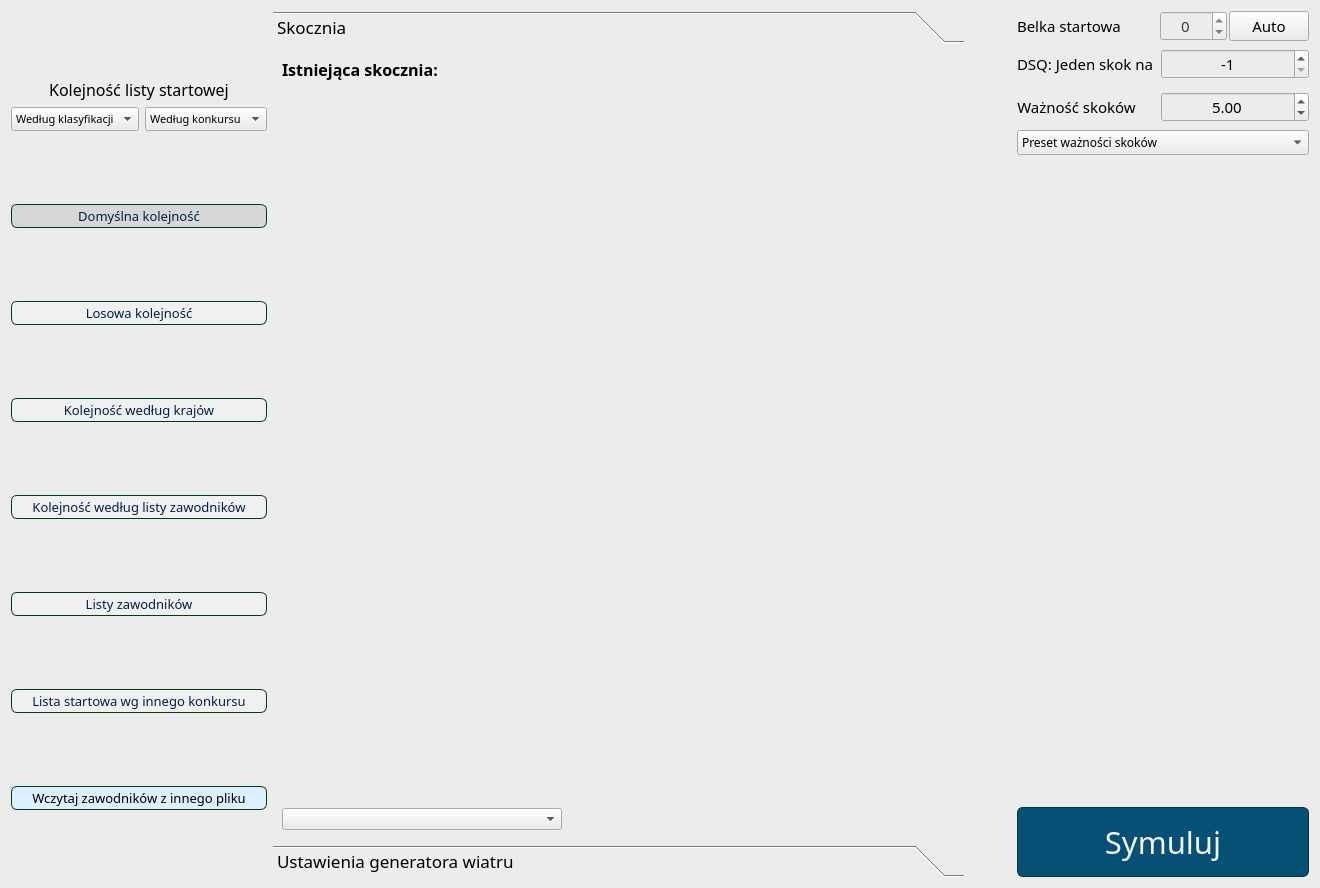
Old version of the form source/UI/Competition/CompetitionConfigWindow.ui in the repository KonradKrol/sj-sim.
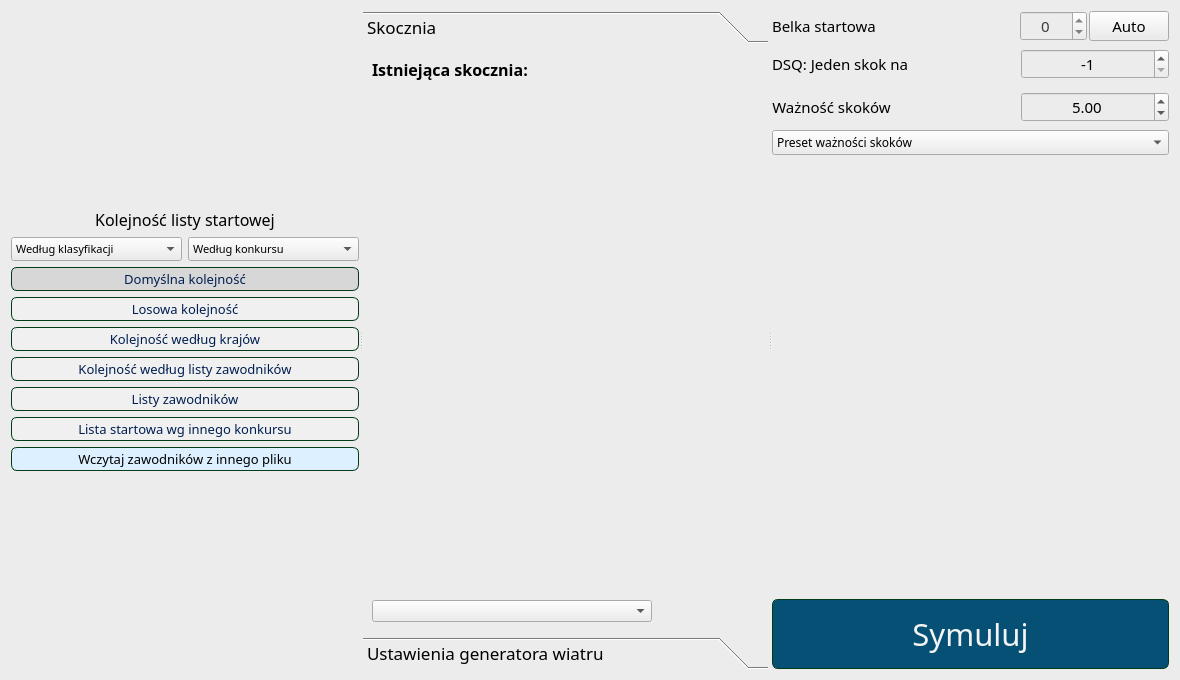
New version of the form.

Commit message: Make competition configuration responsive

What changed in the file:
```diff
--- a/source/UI/Competition/CompetitionConfigWindow.ui
+++ b/source/UI/Competition/CompetitionConfigWindow.ui
@@ -6,8 +6,8 @@
    <rect>
     <x>0</x>
     <y>0</y>
-    <width>1320</width>
-    <height>888</height>
+    <width>1180</width>
+    <height>680</height>
    </rect>
   </property>
   <property name="windowTitle">
@@ -18,9 +18,44 @@
   </property>
   <layout class="QVBoxLayout" name="verticalLayout">
    <item>
-    <layout class="QHBoxLayout" name="horizontalLayout" stretch="0,1,0,0">
-     <item>
-      <layout class="QVBoxLayout" name="verticalLayout_startList" stretch="0,0,0,0,0,0,0,0">
+    <widget class="QSplitter" name="splitter_configuration">
+     <property name="orientation">
+      <enum>Qt::Horizontal</enum>
+     </property>
+     <property name="childrenCollapsible">
+      <bool>false</bool>
+     </property>
+     <widget class="QScrollArea" name="scrollArea_startList">
+      <property name="frameShape">
+       <enum>QFrame::NoFrame</enum>
+      </property>
+      <property name="widgetResizable">
+       <bool>true</bool>
+      </property>
+      <widget class="QWidget" name="panel_startList">
+       <property name="geometry">
+        <rect>
+         <x>0</x>
+         <y>0</y>
+         <width>260</width>
+         <height>500</height>
+        </rect>
+       </property>
+       <layout class="QVBoxLayout" name="verticalLayout_startListPanel">
+       <property name="leftMargin">
+        <number>0</number>
+       </property>
+       <property name="topMargin">
+        <number>0</number>
+       </property>
+       <property name="rightMargin">
+        <number>0</number>
+       </property>
+       <property name="bottomMargin">
+        <number>0</number>
+       </property>
+       <item>
+        <layout class="QVBoxLayout" name="verticalLayout_startList" stretch="0,0,0,0,0,0,0,0">
        <property name="sizeConstraint">
         <enum>QLayout::SetDefaultConstraint</enum>
        </property>
@@ -308,10 +343,42 @@
          </property>
         </widget>
        </item>
-      </layout>
-     </item>
-     <item>
-      <widget class="QToolBox" name="toolBox">
+        </layout>
+       </item>
+       </layout>
+      </widget>
+     </widget>
+     <widget class="QScrollArea" name="scrollArea_editor">
+      <property name="frameShape">
+       <enum>QFrame::NoFrame</enum>
+      </property>
+      <property name="widgetResizable">
+       <bool>true</bool>
+      </property>
+      <widget class="QWidget" name="panel_editor">
+       <property name="geometry">
+        <rect>
+         <x>0</x>
+         <y>0</y>
+         <width>640</width>
+         <height>500</height>
+        </rect>
+       </property>
+       <layout class="QVBoxLayout" name="verticalLayout_editorPanel">
+        <property name="leftMargin">
+         <number>0</number>
+        </property>
+        <property name="topMargin">
+         <number>0</number>
+        </property>
+        <property name="rightMargin">
+         <number>0</number>
+        </property>
+        <property name="bottomMargin">
+         <number>0</number>
+        </property>
+        <item>
+         <widget class="QToolBox" name="toolBox">
        <property name="sizePolicy">
         <sizepolicy hsizetype="Expanding" vsizetype="Expanding">
          <horstretch>0</horstretch>
@@ -420,26 +487,27 @@
          <string>Ustawienia generatora wiatru</string>
         </attribute>
        </widget>
+         </widget>
+        </item>
+       </layout>
       </widget>
-     </item>
-     <item>
-      <spacer name="horizontalSpacer_2">
-       <property name="orientation">
-        <enum>Qt::Horizontal</enum>
+     </widget>
+     <widget class="QWidget" name="panel_competitionOptions">
+      <layout class="QVBoxLayout" name="verticalLayout_competitionOptionsPanel">
+       <property name="leftMargin">
+        <number>0</number>
        </property>
-       <property name="sizeType">
-        <enum>QSizePolicy::Maximum</enum>
+       <property name="topMargin">
+        <number>0</number>
        </property>
-       <property name="sizeHint" stdset="0">
-        <size>
-         <width>47</width>
-         <height>20</height>
-        </size>
+       <property name="rightMargin">
+        <number>0</number>
        </property>
-      </spacer>
-     </item>
-     <item>
-      <layout class="QVBoxLayout" name="verticalLayout_competitionOptions">
+       <property name="bottomMargin">
+        <number>0</number>
+       </property>
+       <item>
+        <layout class="QVBoxLayout" name="verticalLayout_competitionOptions">
        <property name="spacing">
         <number>8</number>
        </property>
@@ -763,9 +831,11 @@
          </property>
         </widget>
        </item>
+        </layout>
+       </item>
       </layout>
-     </item>
-    </layout>
+     </widget>
+    </widget>
    </item>
   </layout>
  </widget>
```
The commit also changes 2 other files.
